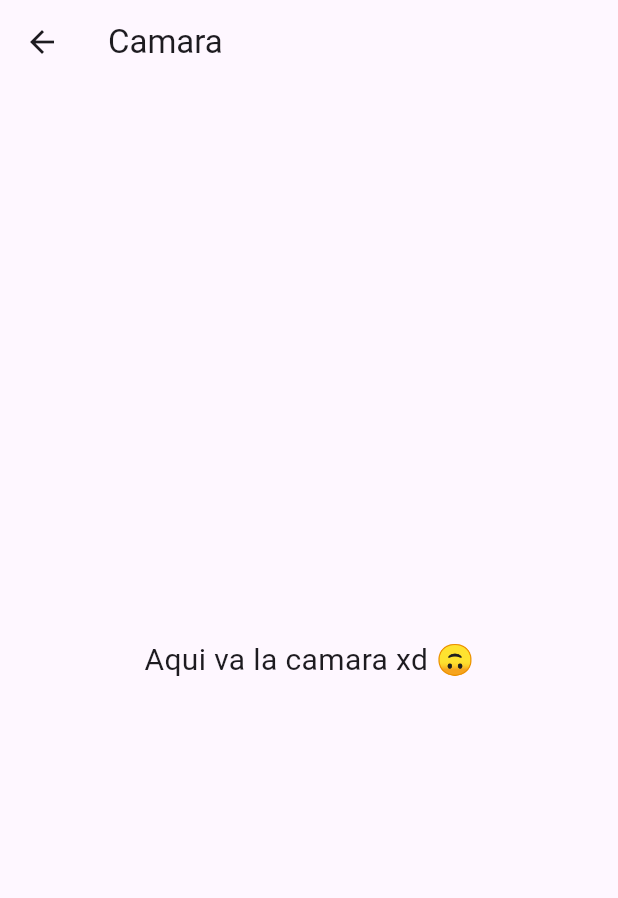
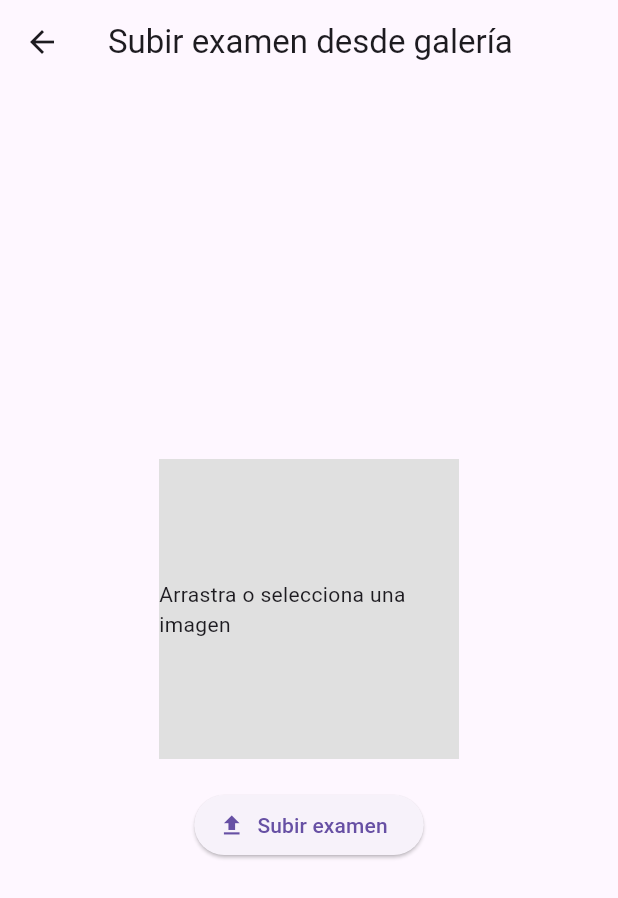
Before and after one commit to FrancoPalavicinoG/healthocr, a Flutter app: the screen it shows after launch, after a tap on the "camera alt" icon, on a phone screen of 412 x 824 dp. Shown: the top 898 px of the screen. Run offline on Flutter 3.47's test engine with Material 3 defaults, Android fonts, the phone set to English and light mode, and no system bars; our stand-ins replace image_picker; network calls fail.

Commit message:
feat(upload): add exam upload screen with gallery picker and API integration

```diff
--- a/healthocr_front/lib/screens/camera_screen.dart
+++ /dev/null
@@ -1,20 +0,0 @@
-import 'package:flutter/material.dart';
-
-class CameraScreen extends StatelessWidget {
-  const CameraScreen({super.key});
-
-  @override
-  Widget build(BuildContext context) {
-    return Scaffold(
-      appBar: AppBar(
-        title: const Text('Camara'),
-      ),
-      body: const Center(
-        child: Text(
-          'Aqui va la camara xd 🙃',
-          style: TextStyle(fontSize: 20),
-        ),
-      ),
-    );
-  }
-}
--- a/healthocr_front/lib/screens/exam_list_screen.dart
+++ b/healthocr_front/lib/screens/exam_list_screen.dart
@@ -3,7 +3,7 @@ import 'dart:convert'; // Para decodificar JSON
 import 'package:http/http.dart' as http; // Para hacer peticiones HTTP
 
 // Importa la pantalla de la cámara
-import 'camera_screen.dart';
+import 'upload_exam_screen.dart';
 
 // Clase principal del screen de exámenes
 class ExamListScreen extends StatefulWidget {
@@ -86,12 +86,12 @@ class _ExamListScreenState extends State<ExamListScreen> {
                     );
                 },
             ),
-            // Boton para ir a la camara
+            // Boton para ir al upload exam
             floatingActionButton: FloatingActionButton(
                 onPressed: () {
                     Navigator.push(
                         context,
-                        MaterialPageRoute(builder: (context) => const CameraScreen()), // Navega al screen de cámara
+                        MaterialPageRoute(builder: (context) => const UploadExamScreen()), // Navega al screen de upload exam
                     );
                 },
                 child: const Icon(Icons.camera_alt), // Icono de cámara
--- /dev/null
+++ b/healthocr_front/lib/screens/upload_exam_screen.dart
@@ -0,0 +1,101 @@
+import 'dart:io'; // Para manejar archivos locales
+import 'package:flutter/material.dart';
+import 'package:image_picker/image_picker.dart'; // Para seleccionar imagenes
+import 'package:http/http.dart' as http; // Para hacer peticiones HTTP
+
+class UploadExamScreen extends StatefulWidget {
+    const UploadExamScreen({super.key});
+
+    @override
+    State<UploadExamScreen> createState() => _UploadExamScreenState();
+}
+
+class _UploadExamScreenState extends State<UploadExamScreen> {
+    File ? _selectedImage; // Aqui gurdamos la imagne que seleccione el usuario
+    final ImagePicker _picker = ImagePicker(); // Herramienta para abrir la galeria
+
+    // Funcion para abrir la gleria y seleccionar una imagen
+    Future<void> pickImage() async {
+        final pickedFile = await _picker.pickImage(source: ImageSource.gallery);
+
+        if (pickedFile != null) {
+            setState(() {
+                _selectedImage = File(pickedFile.path); //Guardamos la imagen seleccionada
+            });
+        }
+    }
+
+    // Funcion para subir imagne seleccionada al backend
+    Future<void> uploadImage() async {
+        if (_selectedImage == null) return;
+        try {
+            var request = http.MultipartRequest(
+                'POST',
+                Uri.parse('BASE_URL/api/exams/')
+            );
+
+            // Adjuntamos la imagen en el campo "image"
+            request.files.add(await http.MultipartFile.fromPath(
+                'image',
+                _selectedImage!.path
+            ));
+
+            var response = await request.send();
+
+            if (response.statusCode == 200 || response.statusCode == 201) {
+                ScaffoldMessenger.of(context).showSnackBar(
+                    const SnackBar(content: Text('Imagen subida correctamente')),
+                );
+            } else {
+                ScaffoldMessenger.of(context).showSnackBar(
+                    SnackBar(content: Text('Error al subir: ${response.statusCode}')),
+                );
+            }
+        } catch (e) {
+            print("Error subiendo imagen: $e");
+            ScaffoldMessenger.of(context).showSnackBar(
+                SnackBar(content: Text('Error: $e')),
+            );
+        }
+    }
+
+    @override
+    Widget build(BuildContext context) {
+        return Scaffold(
+            appBar: AppBar(title: const Text("Subir examen desde galería")),
+            body: Center(
+                child: Column(
+                    mainAxisAlignment: MainAxisAlignment.center,
+                    children: [
+                       // Área visual que muestra la imagen seleccionada o un placeholder
+                        _selectedImage == null
+                            ? GestureDetector(
+                                onTap: pickImage, // Si el usuario toca, abre la galería
+                                child: Container(
+                                height: 200,
+                                width: 200,
+                                color: Colors.grey[300],
+                                child: const Center(
+                                    child: Text("Arrastra o selecciona una imagen"),
+                                ),
+                                ),
+                            )
+                            : Image.file(
+                                _selectedImage!,
+                                height: 200,
+                            ),
+
+                        const SizedBox(height: 20),
+
+                        // Botón para subir la imagen
+                        ElevatedButton.icon(
+                        onPressed: uploadImage,
+                        icon: const Icon(Icons.upload),
+                        label: const Text("Subir examen"),
+                        ),
+                    ],
+                ),
+            ),
+        );
+    }
+}
--- a/healthocr_front/pubspec.yaml
+++ b/healthocr_front/pubspec.yaml
@@ -33,6 +33,8 @@ dependencies:
   flutter_dotenv: ^5.1.0
   camera: ^0.11.0+1      # Para usar la cámara del dispositivo
   image_picker: ^0.8.7+4 # Alternativa más sencilla si solo quieres capturar fotos
+  path_provider: ^2.0.15
+  permission_handler: ^11.3.1
   http: ^1.1.0           # Para llamar a tu API
 
   # The following adds the Cupertino Icons font to your application.
```
Also changed, not shown: 5 other files.
